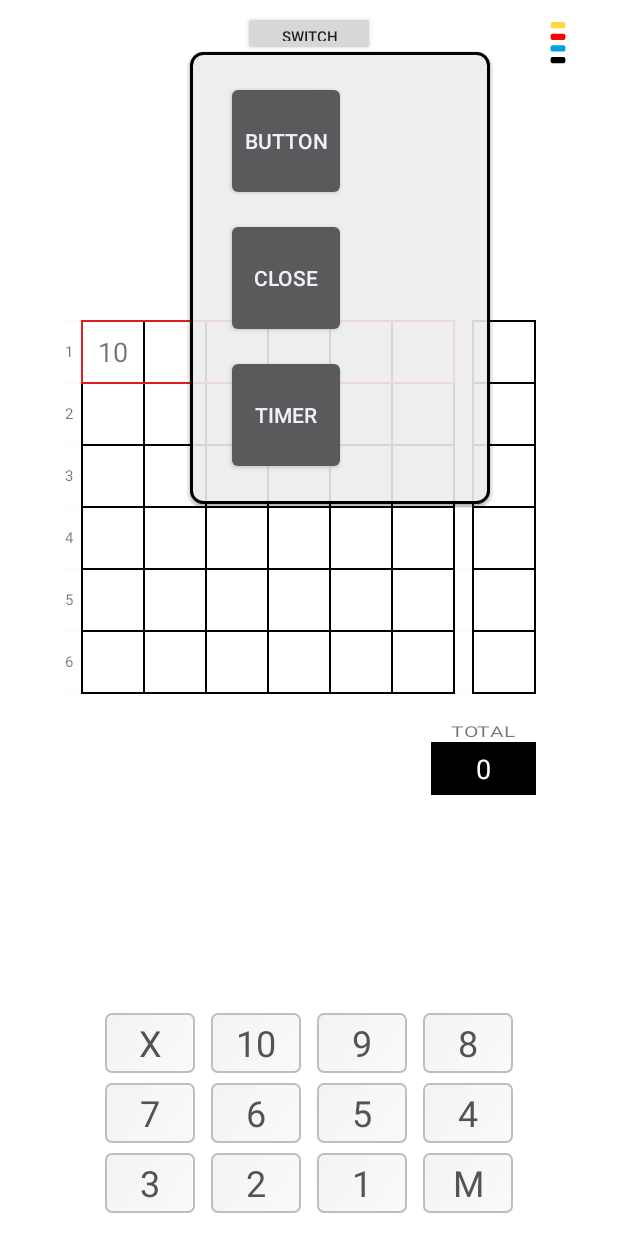
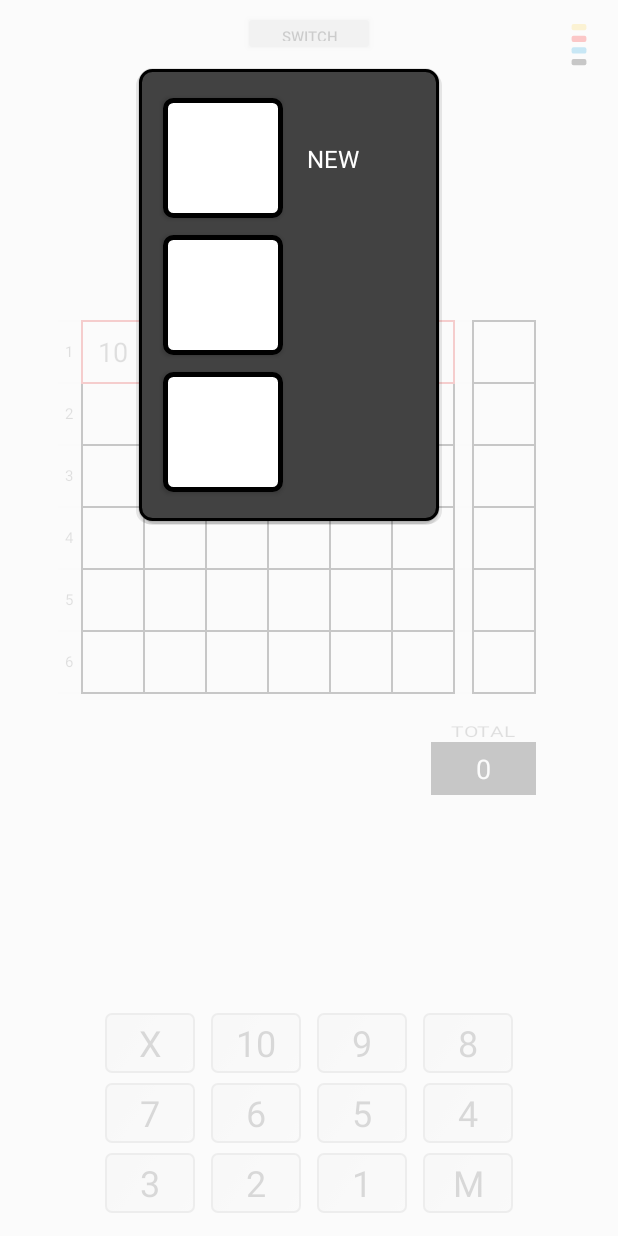
Before and after one commit to frokogithub/QuickScore, an Android app: the SingleActivity screen opened directly, with no data from a screen before it, after a tap on an icon or button, on a phone screen of 412 x 824 dp. Run offline under Robolectric (Android 15) with nearby library versions, the phone set to English and light mode, and no system bars; 1 other tap on this screen came first.

Commit message:
menu "New"

```diff
--- a/app/src/main/java/com/example/quickscore/PopUpMenu.java
+++ b/app/src/main/java/com/example/quickscore/PopUpMenu.java
@@ -5,24 +5,53 @@ W końcowej wersji jako dummy użyć ConstraintLayout
  */
 
 
+import android.app.Activity;
 import android.content.Context;
+import android.content.Intent;
 import android.view.LayoutInflater;
 import android.view.View;
 import android.widget.Button;
+import android.widget.ImageView;
 import android.widget.LinearLayout;
 import android.widget.PopupWindow;
-import android.widget.TextView;
+import android.widget.Toast;
 
 import androidx.constraintlayout.widget.ConstraintLayout;
 
+import interfacesPackage.OnMenuItemClickListener;
+
 public class PopUpMenu {
-    public void showPopupWindow(final View view, final Context context) {
 
+    private Context context;
+    private Activity  activity;
+    private PopupWindow popupWindow;
+    private View popupView;
+    private View view;
+    private  OnMenuItemClickListener menuListener;
 
+    public void showPopupWindow(final View view, Activity activity, Context context) {
+
+        this.activity = activity;
+        this.context = context;
+        this.view = view;
+
+        setBackgroundAlfa(0.2f);
+        initPopUp();
+        initButtons();
+    }
+    public void setOnMenuItemClick(OnMenuItemClickListener listener){
+        menuListener = listener;
+    }
+    private  void newRound(){
+        Intent intent = activity.getIntent();
+        activity.finish();
+        activity.startActivity(intent);
+    }
+
+    private void initPopUp(){
         //Create a View object yourself through inflater
-        //LayoutInflater inflater = (LayoutInflater) view.getContext().getSystemService(view.getContext().LAYOUT_INFLATER_SERVICE);
         final LayoutInflater inflater = (LayoutInflater) context.getSystemService(context.LAYOUT_INFLATER_SERVICE);
-        final View popupView = inflater.inflate(R.layout.popup_menu, null);
+        popupView = inflater.inflate(R.layout.popup_menu, null);
 
         //Specify the length and width through constants
         int width = LinearLayout.LayoutParams.WRAP_CONTENT;
@@ -32,15 +61,14 @@ public class PopUpMenu {
         boolean focusable = true;
 
         //Create a window with our parameters
-        final PopupWindow popupWindow = new PopupWindow(popupView, width, height, focusable);
+        popupWindow = new PopupWindow(popupView, width, height, focusable);
 
-
-        //Set the location of the window on the screen
-        //View parent = inflater.inflate(R.layout.activity_main, null);
-        //popupWindow.showAtLocation(parent, Gravity.CENTER, 0, 0);
-        popupWindow.showAsDropDown(view, -350, -20);
-
-
+        popupWindow.setOnDismissListener(new PopupWindow.OnDismissListener() {
+            @Override
+            public void onDismiss() {
+                setBackgroundAlfa(1f);
+            }
+        });
 
         // Kliknięcie poza popup window zamyka je . dummy musi być foccusable i clicable
         ConstraintLayout dummy = popupView.findViewById(R.id.popup);
@@ -52,6 +80,11 @@ public class PopUpMenu {
             }
         });
 
+
+        popupWindow.showAsDropDown(view, -380, -20);
+    }
+
+    private void initButtons(){
         Button close = popupView.findViewById(R.id.close);
         close.setOnClickListener(new View.OnClickListener() {
 
@@ -60,14 +93,23 @@ public class PopUpMenu {
                 popupWindow.dismiss();
             }
         });
-        Button doit = popupView.findViewById(R.id.btn);
-        doit.setOnClickListener(new View.OnClickListener() {
+        Button bNewRound = popupView.findViewById(R.id.b_new_round);
+        bNewRound.setOnClickListener(new View.OnClickListener() {
 
             @Override
             public void onClick(View v) {
-
+                popupWindow.dismiss();
+                if(menuListener!=null) menuListener.onMenuItemClick("NEW");
             }
         });
+    }
 
+    private void setBackgroundAlfa(float level){
+        ConstraintLayout layout_MainMenu = activity.findViewById( R.id.bckgd);
+        layout_MainMenu.setAlpha(level);
+    }
+
+    private void printToast(String s){
+        Toast.makeText(context, s, Toast.LENGTH_SHORT).show();
     }
 }
--- a/app/src/main/java/com/example/quickscore/SingleActivity.java
+++ b/app/src/main/java/com/example/quickscore/SingleActivity.java
@@ -6,12 +6,16 @@ import android.view.LayoutInflater;
 import android.view.View;
 import android.view.ViewGroup;
 import android.widget.Button;
+import android.widget.FrameLayout;
 import android.widget.ImageView;
 import android.widget.TextView;
 import android.widget.Toast;
 import androidx.annotation.Nullable;
+import androidx.constraintlayout.widget.ConstraintLayout;
+
 import interfacesPackage.OnChangeIndexListener;
 import interfacesPackage.OnEraseListener;
+import interfacesPackage.OnMenuItemClickListener;
 import scoresPackage.End;
 
 
@@ -37,6 +41,7 @@ public class SingleActivity extends BaseActivity {
     protected void onCreate(@Nullable Bundle savedInstanceState) {
         super.onCreate(savedInstanceState);
         setContentView(R.layout.activity_single);
+
 
         setInitialState();
         initEnds();
@@ -233,7 +238,13 @@ public class SingleActivity extends BaseActivity {
             @Override
             public void onClick(View arg0) {
                 PopUpMenu popUpMenu = new PopUpMenu();
-                popUpMenu.showPopupWindow(arg0, getApplicationContext());
+                popUpMenu.showPopupWindow(arg0, SingleActivity.this, getApplicationContext());
+                popUpMenu.setOnMenuItemClick(new OnMenuItemClickListener() {
+                    @Override
+                    public void onMenuItemClick(String command) {
+                        if(command.equals("NEW")) clearEnds();
+                    }
+                });
             }
         });
 
@@ -324,6 +335,15 @@ public class SingleActivity extends BaseActivity {
         int x=0;
     }
 
+    private void clearEnds(){
+        for(int i=0;i<NUMBER_OF_ENDS;i++){
+            end[i].clear();
+            unmarkEnd(i);
+        }
+        endIndex = 0;
+        markEnd(0);
+    }
+
     private void printToast(String s){
         Toast.makeText(this, s, Toast.LENGTH_SHORT).show();
 
--- /dev/null
+++ b/app/src/main/java/interfacesPackage/OnMenuItemClickListener.java
@@ -0,0 +1,5 @@
+package interfacesPackage;
+
+public interface OnMenuItemClickListener {
+    public void onMenuItemClick(String command);
+}
--- a/app/src/main/java/scoresPackage/End.java
+++ b/app/src/main/java/scoresPackage/End.java
@@ -191,6 +191,16 @@ public class End {
         isEditable = state;
     }
 
+    public void clear(){
+        for(int i=0;i<arrowsInEnd;i++){
+            scoreArray[i]=0;
+            cellArray[i].setText(null);
+            emptyCells = arrowsInEnd;
+            sum = 0;
+            sumTextV.setText(null);
+        }
+    }
+
 
     private void printToast(String s){
         Toast.makeText(context, s, Toast.LENGTH_SHORT).show();
--- a/app/src/main/res/drawable/popup_menu_background.xml
+++ b/app/src/main/res/drawable/popup_menu_background.xml
@@ -2,7 +2,7 @@
 <shape xmlns:android="http://schemas.android.com/apk/res/android"
     android:shape="rectangle">
 
-    <solid android:color="@color/white_transparent"/>
+    <solid android:color="@color/cardview_dark_background"/>
     <stroke android:width="2dp"
         android:color="@color/black"/>
     <corners android:radius="8dp"/>
--- a/app/src/main/res/layout/activity_single.xml
+++ b/app/src/main/res/layout/activity_single.xml
@@ -2,9 +2,10 @@
 <androidx.constraintlayout.widget.ConstraintLayout xmlns:android="http://schemas.android.com/apk/res/android"
     xmlns:app="http://schemas.android.com/apk/res-auto"
     xmlns:tools="http://schemas.android.com/tools"
+    android:id="@+id/bckgd"
     android:layout_width="match_parent"
     android:layout_height="match_parent"
-    android:background="#FFFFFF"
+    android:background="@color/white_background"
     tools:context=".MainActivity">
 
 
@@ -234,11 +235,13 @@
 
     <ImageView
         android:id="@+id/iv_menu"
-        android:layout_width="24dp"
-        android:layout_height="29dp"
-        android:layout_marginEnd="20dp"
-        app:layout_constraintBottom_toTopOf="@+id/guideline"
+        android:layout_width="50dp"
+        android:layout_height="39dp"
+        android:layout_marginEnd="8dp"
+        android:paddingStart="30dp"
+        android:paddingBottom="10dp"
         app:layout_constraintEnd_toStartOf="@+id/guideline2"
+        app:layout_constraintTop_toTopOf="@+id/guideline9"
         app:srcCompat="@drawable/menu_icon_1" />
 
     <androidx.constraintlayout.widget.Guideline
@@ -281,8 +284,13 @@
         app:layout_constraintBottom_toTopOf="@+id/guideline4"
         app:layout_constraintEnd_toStartOf="@+id/guideline2"
         app:layout_constraintStart_toStartOf="@+id/guideline3"
-        app:layout_constraintTop_toTopOf="@+id/guideline">
+        app:layout_constraintTop_toTopOf="@+id/guideline"/>
 
-    </androidx.constraintlayout.widget.ConstraintLayout>
+    <androidx.constraintlayout.widget.Guideline
+        android:id="@+id/guideline9"
+        android:layout_width="wrap_content"
+        android:layout_height="wrap_content"
+        android:orientation="horizontal"
+        app:layout_constraintGuide_begin="16dp" />
 
 </androidx.constraintlayout.widget.ConstraintLayout>
--- a/app/src/main/res/layout/popup_menu.xml
+++ b/app/src/main/res/layout/popup_menu.xml
@@ -10,13 +10,27 @@
     android:focusableInTouchMode="true">
 
 
+    <LinearLayout
+        android:id="@+id/linearLayout"
+        android:layout_width="200dp"
+        android:layout_height="301dp"
+        android:layout_marginTop="4dp"
+        android:layout_marginEnd="4dp"
+        android:background="@drawable/popup_menu_background"
+        android:clickable="true"
+        android:orientation="horizontal"
+        app:layout_constraintEnd_toEndOf="parent"
+        app:layout_constraintTop_toTopOf="parent">
+
+    </LinearLayout>
+
     <Button
-        android:id="@+id/btn"
+        android:id="@+id/b_new_round"
         android:layout_width="80dp"
         android:layout_height="80dp"
-        android:layout_marginStart="24dp"
+        android:layout_marginStart="16dp"
         android:layout_marginTop="8dp"
-        android:text="Button"
+        android:background="@drawable/start_button_background"
         app:layout_constraintBottom_toTopOf="@+id/close"
         app:layout_constraintStart_toStartOf="@+id/linearLayout"
         app:layout_constraintTop_toTopOf="@+id/linearLayout" />
@@ -25,31 +39,43 @@
         android:id="@+id/close"
         android:layout_width="80dp"
         android:layout_height="80dp"
-        android:text="Close"
+        android:background="@drawable/start_button_background"
         app:layout_constraintBottom_toTopOf="@+id/button"
-        app:layout_constraintEnd_toEndOf="@+id/btn"
-        app:layout_constraintTop_toBottomOf="@+id/btn" />
+        app:layout_constraintStart_toStartOf="@+id/b_new_round"
+        app:layout_constraintTop_toBottomOf="@+id/b_new_round" />
 
     <Button
         android:id="@+id/button"
         android:layout_width="80dp"
         android:layout_height="80dp"
         android:layout_marginBottom="8dp"
-        android:text="Timer"
+        android:background="@drawable/start_button_background"
         app:layout_constraintBottom_toBottomOf="@+id/linearLayout"
-        app:layout_constraintEnd_toEndOf="@+id/close"
+        app:layout_constraintStart_toStartOf="@+id/close"
         app:layout_constraintTop_toBottomOf="@+id/close" />
 
-    <LinearLayout
-        android:id="@+id/linearLayout"
-        android:layout_width="200dp"
-        android:layout_height="301dp"
-        android:layout_marginTop="4dp"
-        android:layout_marginEnd="4dp"
-        android:background="@drawable/popup_menu_background"
-        android:orientation="horizontal"
-        app:layout_constraintEnd_toEndOf="parent"
-        app:layout_constraintTop_toTopOf="parent"></LinearLayout>
+    <TextView
+        android:id="@+id/textView2"
+        android:layout_width="wrap_content"
+        android:layout_height="wrap_content"
+        android:layout_marginStart="16dp"
+        android:text="NEW"
+        android:textColor="@color/white_background"
+        android:textSize="16sp"
+        app:layout_constraintBottom_toBottomOf="@+id/b_new_round"
+        app:layout_constraintStart_toEndOf="@+id/b_new_round"
+        app:layout_constraintTop_toTopOf="@+id/b_new_round" />
+
+    <TextView
+        android:layout_width="wrap_content"
+        android:layout_height="wrap_content"
+        android:layout_marginStart="16dp"
+        android:text=""
+        android:textColor="@color/white_background"
+        android:textSize="16sp"
+        app:layout_constraintBottom_toBottomOf="@+id/b_new_round"
+        app:layout_constraintStart_toEndOf="@+id/b_new_round"
+        app:layout_constraintTop_toTopOf="@+id/b_new_round" />
 
 
 </androidx.constraintlayout.widget.ConstraintLayout>
--- a/app/src/main/res/values/colors.xml
+++ b/app/src/main/res/values/colors.xml
@@ -12,4 +12,5 @@
     <color name="white_transparent">#D5FFFFFF</color>
     <color name="white_252">#FCFCFC</color>
     <color name="black">#000000</color>
+    <color name="grey_transparent">#57969696</color>
 </resources>
```
